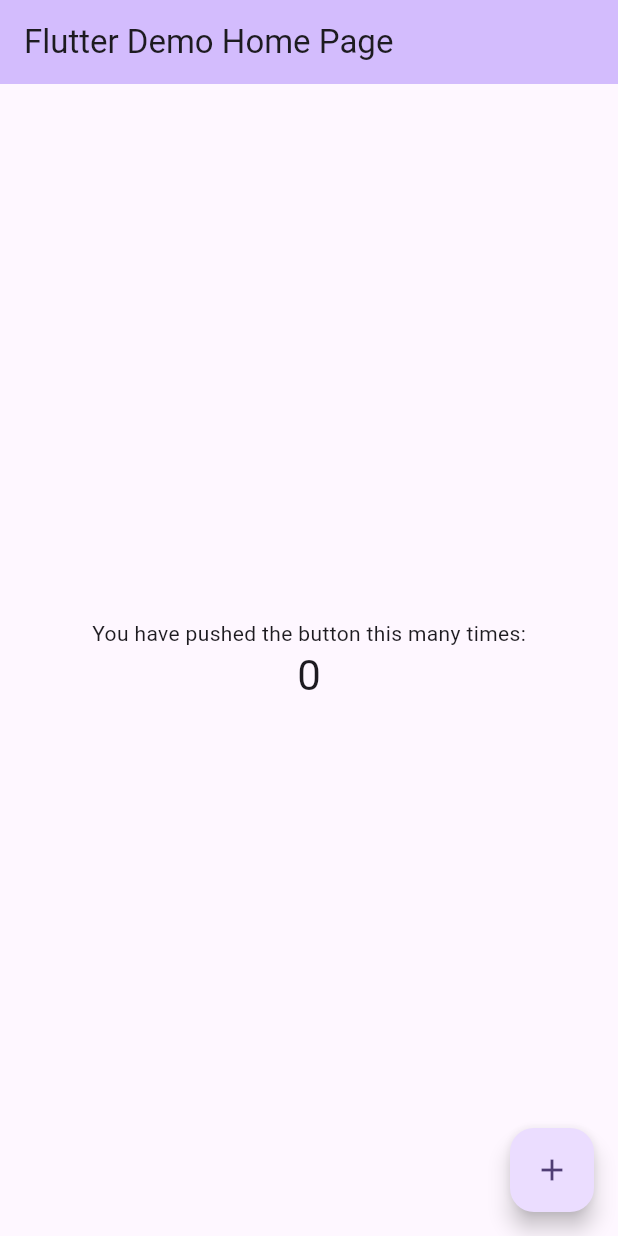
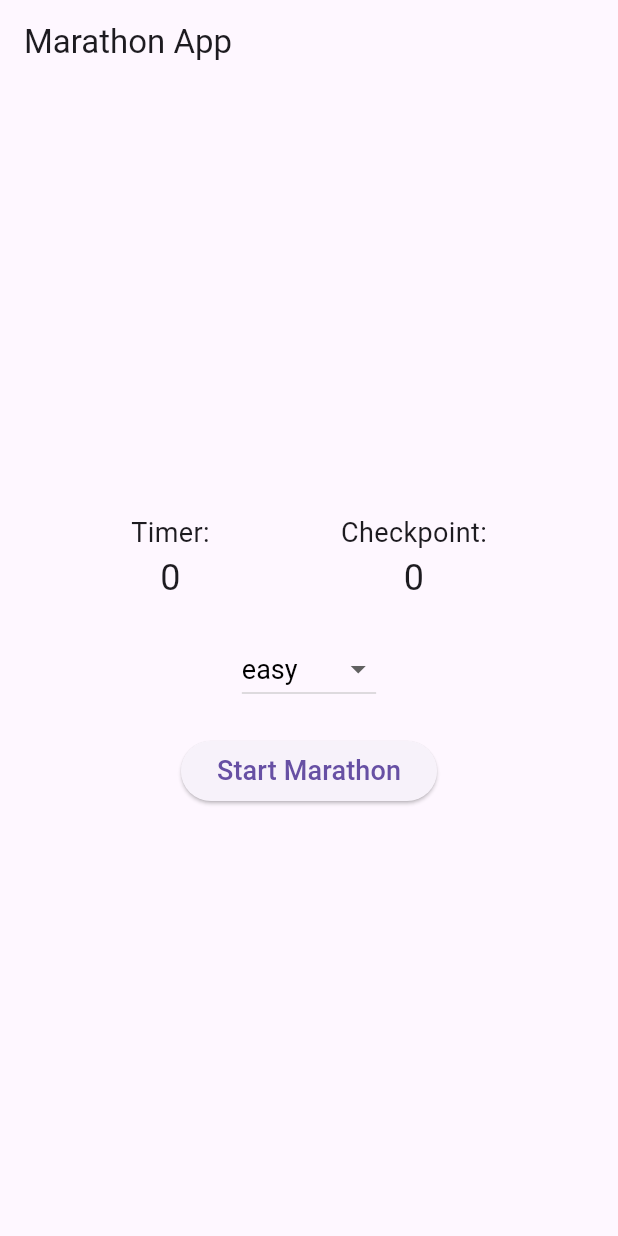
Before and after one commit to uumair327/gdscmarathon, a Flutter app: the screen it shows after launch, on a phone screen of 412 x 824 dp. Run offline on Flutter 3.47's test engine with Material 3 defaults, Android fonts, the phone set to English and light mode, and no system bars.

Commit message:
marathon

```diff
--- a/lib/main.dart
+++ b/lib/main.dart
@@ -7,119 +7,132 @@ void main() {
 class MyApp extends StatelessWidget {
   const MyApp({super.key});
 
-  // This widget is the root of your application.
   @override
   Widget build(BuildContext context) {
     return MaterialApp(
-      title: 'Flutter Demo',
+      title: 'Marathon App',
       theme: ThemeData(
-        // This is the theme of your application.
-        //
-        // TRY THIS: Try running your application with "flutter run". You'll see
-        // the application has a blue toolbar. Then, without quitting the app,
-        // try changing the seedColor in the colorScheme below to Colors.green
-        // and then invoke "hot reload" (save your changes or press the "hot
-        // reload" button in a Flutter-supported IDE, or press "r" if you used
-        // the command line to start the app).
-        //
-        // Notice that the counter didn't reset back to zero; the application
-        // state is not lost during the reload. To reset the state, use hot
-        // restart instead.
-        //
-        // This works for code too, not just values: Most code changes can be
-        // tested with just a hot reload.
-        colorScheme: ColorScheme.fromSeed(seedColor: Colors.deepPurple),
-        useMaterial3: true,
+        primarySwatch: Colors.blue,
+        visualDensity: VisualDensity.adaptivePlatformDensity,
       ),
-      home: const MyHomePage(title: 'Flutter Demo Home Page'),
+      home: const MarathonScreen(),
     );
   }
 }
 
-class MyHomePage extends StatefulWidget {
-  const MyHomePage({super.key, required this.title});
-
-  // This widget is the home page of your application. It is stateful, meaning
-  // that it has a State object (defined below) that contains fields that affect
-  // how it looks.
-
-  // This class is the configuration for the state. It holds the values (in this
-  // case the title) provided by the parent (in this case the App widget) and
-  // used by the build method of the State. Fields in a Widget subclass are
-  // always marked "final".
-
-  final String title;
+class MarathonScreen extends StatefulWidget {
+  const MarathonScreen({super.key});
 
   @override
-  State<MyHomePage> createState() => _MyHomePageState();
+  _MarathonScreenState createState() => _MarathonScreenState();
 }
 
-class _MyHomePageState extends State<MyHomePage> {
-  int _counter = 0;
+class _MarathonScreenState extends State<MarathonScreen> {
+  int timerValue = 0; // You can replace this with the actual timer value
+  int checkpoint = 0;
+  String selectedDifficulty = 'easy'; // Default difficulty
+  bool marathonStarted = false;
 
-  void _incrementCounter() {
-    setState(() {
-      // This call to setState tells the Flutter framework that something has
-      // changed in this State, which causes it to rerun the build method below
-      // so that the display can reflect the updated values. If we changed
-      // _counter without calling setState(), then the build method would not be
-      // called again, and so nothing would appear to happen.
-      _counter++;
-    });
-  }
+  String question = 'What is the capital of Flutterland?';
+  List<String> options = ['Option A', 'Option B', 'Option C', 'Option D'];
 
   @override
   Widget build(BuildContext context) {
-    // This method is rerun every time setState is called, for instance as done
-    // by the _incrementCounter method above.
-    //
-    // The Flutter framework has been optimized to make rerunning build methods
-    // fast, so that you can just rebuild anything that needs updating rather
-    // than having to individually change instances of widgets.
     return Scaffold(
       appBar: AppBar(
-        // TRY THIS: Try changing the color here to a specific color (to
-        // Colors.amber, perhaps?) and trigger a hot reload to see the AppBar
-        // change color while the other colors stay the same.
-        backgroundColor: Theme.of(context).colorScheme.inversePrimary,
-        // Here we take the value from the MyHomePage object that was created by
-        // the App.build method, and use it to set our appbar title.
-        title: Text(widget.title),
+        title: const Text('Marathon App'),
       ),
       body: Center(
-        // Center is a layout widget. It takes a single child and positions it
-        // in the middle of the parent.
         child: Column(
-          // Column is also a layout widget. It takes a list of children and
-          // arranges them vertically. By default, it sizes itself to fit its
-          // children horizontally, and tries to be as tall as its parent.
-          //
-          // Column has various properties to control how it sizes itself and
-          // how it positions its children. Here we use mainAxisAlignment to
-          // center the children vertically; the main axis here is the vertical
-          // axis because Columns are vertical (the cross axis would be
-          // horizontal).
-          //
-          // TRY THIS: Invoke "debug painting" (choose the "Toggle Debug Paint"
-          // action in the IDE, or press "p" in the console), to see the
-          // wireframe for each widget.
           mainAxisAlignment: MainAxisAlignment.center,
-          children: <Widget>[
-            const Text(
-              'You have pushed the button this many times:',
+          children: [
+            Row(
+              mainAxisAlignment: MainAxisAlignment.spaceEvenly,
+              children: [
+                Column(
+                  children: [
+                    const Text(
+                      'Timer:',
+                      style: TextStyle(fontSize: 18),
+                    ),
+                    Text(
+                      '$timerValue',
+                      style: const TextStyle(fontSize: 24),
+                    ),
+                  ],
+                ),
+                Column(
+                  children: [
+                    const Text(
+                      'Checkpoint:',
+                      style: TextStyle(fontSize: 18),
+                    ),
+                    Text(
+                      '$checkpoint',
+                      style: const TextStyle(fontSize: 24),
+                    ),
+                  ],
+                ),
+              ],
             ),
-            Text(
-              '$_counter',
-              style: Theme.of(context).textTheme.headlineMedium,
+            const SizedBox(height: 20),
+            DropdownButton<String>(
+              value: selectedDifficulty,
+              onChanged: (String? newValue) {
+                setState(() {
+                  selectedDifficulty = newValue!;
+                });
+              },
+              items: <String>['easy', 'medium', 'hard'].map((String value) {
+                return DropdownMenuItem<String>(
+                  value: value,
+                  child: Text(
+                    value,
+                    style: const TextStyle(fontSize: 18, color: Colors.black),
+                  ),
+                );
+              }).toList(),
+              style: const TextStyle(fontSize: 18),
             ),
+            const SizedBox(height: 20),
+            ElevatedButton(
+              onPressed: () {
+                setState(() {
+                  marathonStarted = true;
+                });
+              },
+              child: const Text(
+                'Start Marathon',
+                style: TextStyle(fontSize: 18),
+              ),
+            ),
+            if (marathonStarted)
+              Column(
+                children: [
+                  const SizedBox(height: 20),
+                  Text(
+                    question,
+                    style: const TextStyle(fontSize: 20),
+                  ),
+                  const SizedBox(height: 20),
+                  Column(
+                    crossAxisAlignment: CrossAxisAlignment.stretch,
+                    children: options
+                        .map(
+                          (option) => ElevatedButton(
+                            onPressed: () {
+                              // Handle option selection logic
+                            },
+                            child: Text(option),
+                          ),
+                        )
+                        .toList(),
+                  ),
+                ],
+              ),
           ],
         ),
       ),
-      floatingActionButton: FloatingActionButton(
-        onPressed: _incrementCounter,
-        tooltip: 'Increment',
-        child: const Icon(Icons.add),
-      ), // This trailing comma makes auto-formatting nicer for build methods.
     );
   }
 }
```
